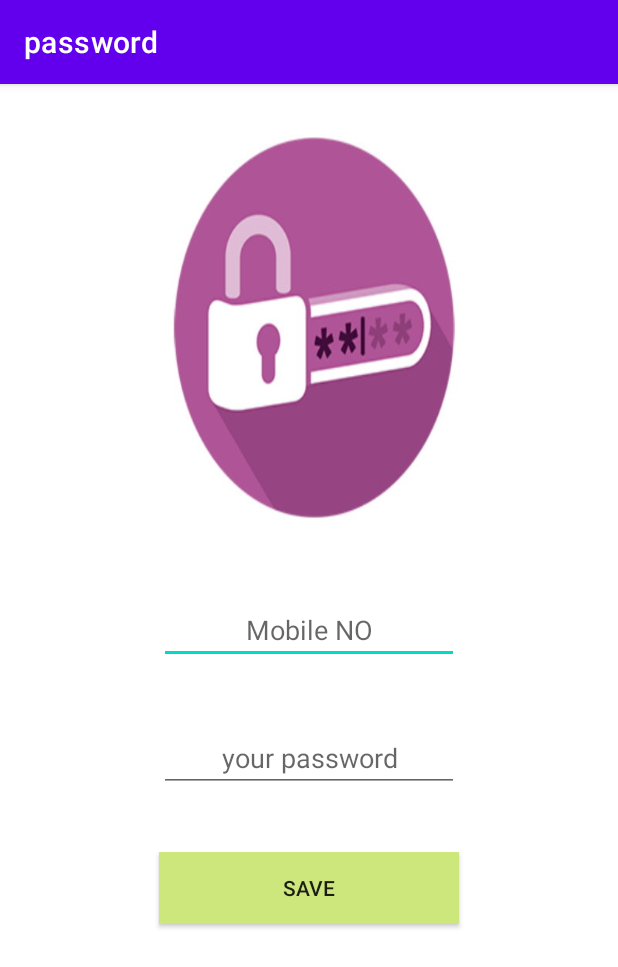
After one commit to NARI1108/Password, an Android app: the login screen opened directly, with no data from a screen before it, on a phone screen of 412 x 824 dp. The commit adds this screen. Shown: the top 967 px of the screen. Run offline under Robolectric (Android 15) with nearby library versions, the light colour scheme and no system bars.

Commit message:
In this piece of code, we implemented an XML layer for the login activity, in which we used the linear levit layer, which we wanted to create layers in which we used weighting to place our views.

```diff
--- a/app/src/main/AndroidManifest.xml
+++ b/app/src/main/AndroidManifest.xml
@@ -12,6 +12,9 @@
         android:theme="@style/Theme.Password"
         tools:targetApi="31">
         <activity
+            android:name=".login"
+            android:exported="false" />
+        <activity
             android:name=".splashScreen"
             android:exported="true"
             android:theme="@style/fullscreen">
@@ -23,7 +26,7 @@
         </activity>
         <activity
             android:name=".MainActivity"
-            android:exported="false"/>
+            android:exported="false" />
     </application>
 
 </manifest>
--- /dev/null
+++ b/app/src/main/java/com/example/password/login.java
@@ -0,0 +1,14 @@
+package com.example.password;
+
+import androidx.appcompat.app.AppCompatActivity;
+
+import android.os.Bundle;
+
+public class login extends AppCompatActivity {
+
+    @Override
+    protected void onCreate(Bundle savedInstanceState) {
+        super.onCreate(savedInstanceState);
+        setContentView(R.layout.activity_login);
+    }
+}
--- /dev/null
+++ b/app/src/main/res/layout/activity_login.xml
@@ -0,0 +1,58 @@
+<?xml version="1.0" encoding="utf-8"?>
+<LinearLayout xmlns:android="http://schemas.android.com/apk/res/android"
+
+    xmlns:tools="http://schemas.android.com/tools"
+    android:layout_width="match_parent"
+    android:layout_height="match_parent"
+    tools:context=".login"
+    android:background="@drawable/login"
+    android:weightSum="9"
+    android:orientation="vertical">
+    <LinearLayout
+        android:layout_width="match_parent"
+        android:layout_height="0dp"
+        android:layout_weight="4">
+    </LinearLayout>
+    <LinearLayout
+        android:layout_width="match_parent"
+        android:layout_height="0dp"
+        android:layout_weight="1"
+        android:orientation="vertical">
+        <EditText
+            android:id="@+id/edt_mobile"
+            android:layout_width="200dp"
+            android:layout_height="wrap_content"
+            android:hint="@string/mobile_no"
+            android:layout_gravity="center"
+            android:gravity="center"
+            android:inputType="phone"/>
+    </LinearLayout>
+    <LinearLayout
+        android:layout_width="match_parent"
+        android:layout_height="0dp"
+        android:layout_weight="1"
+        android:orientation="vertical">
+        <EditText
+            android:id="@+id/edt_password"
+            android:layout_width="200dp"
+            android:layout_height="wrap_content"
+            android:hint="@string/your_password"
+            android:inputType="numberPassword"
+            android:layout_gravity="center"
+            android:gravity="center"/>
+    </LinearLayout>
+    <LinearLayout
+        android:layout_width="match_parent"
+        android:layout_height="0dp"
+        android:layout_weight="1"
+        android:orientation="vertical">
+        <androidx.appcompat.widget.AppCompatButton
+            android:id="@+id/btn_save"
+            android:layout_width="200dp"
+            android:layout_height="wrap_content"
+            android:text="@string/save"
+            android:layout_gravity="center"
+            android:gravity="center"
+            android:background="@color/lemon"/>
+    </LinearLayout>
+</LinearLayout>
--- a/app/src/main/res/layout/activity_main.xml
+++ b/app/src/main/res/layout/activity_main.xml
@@ -7,7 +7,7 @@
     tools:context=".MainActivity"
     android:orientation="vertical"
     android:background="@drawable/back1"
-    android:weightSum="10">
+    android:weightSum="9">
     <LinearLayout
         android:layout_width="match_parent"
         android:layout_height="0dp"
@@ -33,7 +33,7 @@
         android:layout_height="0dp"
         android:layout_weight="1"
         android:orientation="vertical">
-        <Button
+        <androidx.appcompat.widget.AppCompatButton
             android:id="@+id/btn_send"
             android:layout_width="200dp"
             android:layout_height="wrap_content"
--- a/app/src/main/res/values/strings.xml
+++ b/app/src/main/res/values/strings.xml
@@ -4,4 +4,6 @@
     <string name="login">Login</string>
     <string name="forgotten">I forgot the password</string>
     <string name="change_password">Change your the Password</string>
+    <string name="mobile_no">Mobile NO</string>
+    <string name="save">save</string>
 </resources>
```
Also changed, not shown: app/src/main/res/drawable/login.jpg (added).
